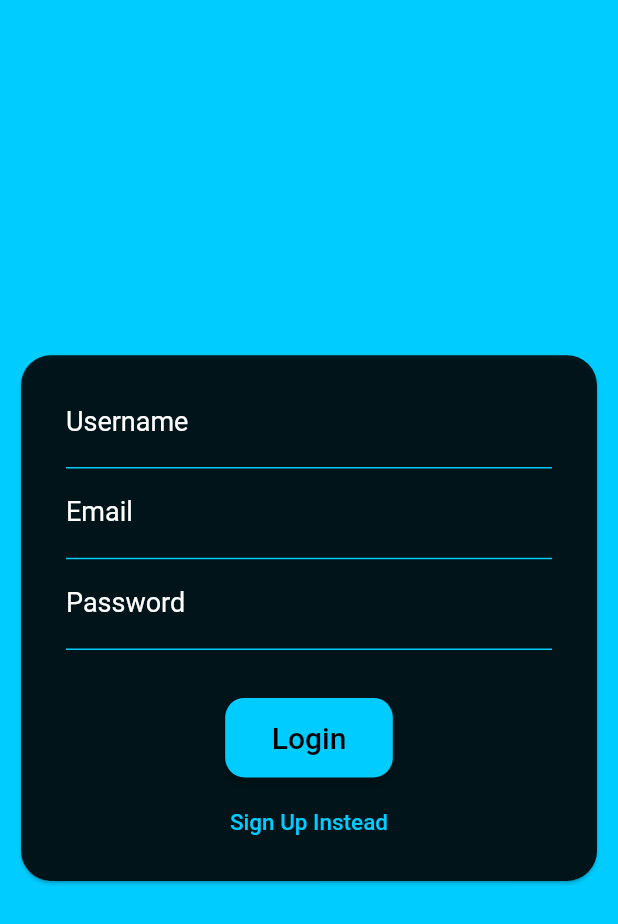
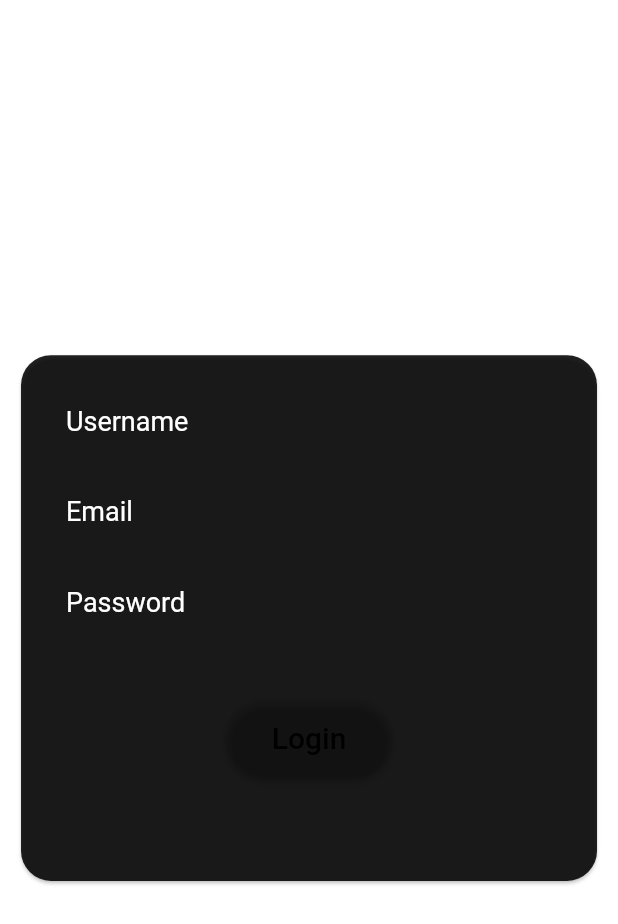
Before and after one commit to ShadowMasterAJ/ToiLocator, a Flutter app: the AuthScreen screen opened directly, on a phone screen of 412 x 824 dp. Shown: the top 924 px of the screen. Run offline on Flutter 3.47's test engine with Material 2 defaults, Android fonts, the phone set to English and light mode, and no system bars.

Commit message:
Updated UI Color Palette

```diff
--- a/toilocator/lib/palette.dart
+++ b/toilocator/lib/palette.dart
@@ -1,19 +1,19 @@
 import 'package:flutter/material.dart';
 
 class Palette {
-  static const MaterialColor turquoise = const MaterialColor(
-    0xFF00CCFF, // 0% comes in here, this will be color picked if no shade is selected when defining a Color property which doesn’t require a swatch.
+  static const MaterialColor beige = const MaterialColor(
+    0xf2dbb7, // 0% comes in here, this will be color picked if no shade is selected when defining a Color property which doesn’t require a swatch.
     const <int, Color>{
-      50: const Color(0xff00b8e6), //10%
-      100: const Color(0xff00a3cc), //20%
-      200: const Color(0xff008fb3), //30%
-      300: const Color(0xff007a99), //40%
-      400: const Color(0xff006680), //50%
-      500: const Color(0xff005266), //60%
-      600: const Color(0xff003d4c), //70%
-      700: const Color(0xff002933), //80%
-      800: const Color(0xff001419), //90%
-      900: const Color(0xff000000), //100%
+      50: const Color(0xfbf3e7), //10%
+      100: const Color(0xf2dbb7), //20%
+      200: const Color(0xe9c387), //30%
+      300: const Color(0xe1ab57), //40%
+      400: const Color(0xdea44a), //50%
+      500: const Color(0xdb9c38), //60%
+      600: const Color(0xd89327), //70%
+      700: const Color(0xb57b21), //80%
+      800: const Color(0x825817), //90%
+      900: const Color(0x2b1d08), //100%
     },
   );
 }
```
Also changed, not shown: toilocator/lib/main.dart (+7 -7 lines).
